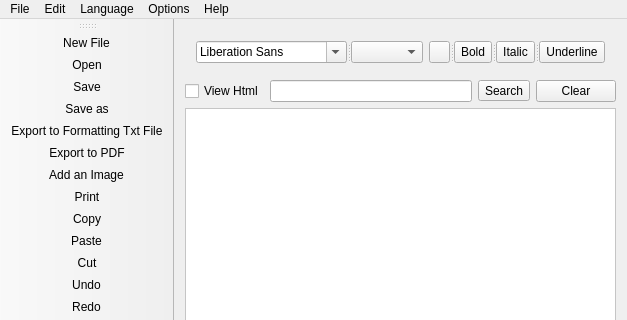
Old version of the form src/mainwindow.ui in the repository ZeroDot1/Clevit; both pictures show x 0 to 627 and y 0 to 320 of the 627 by 468 pixel window.
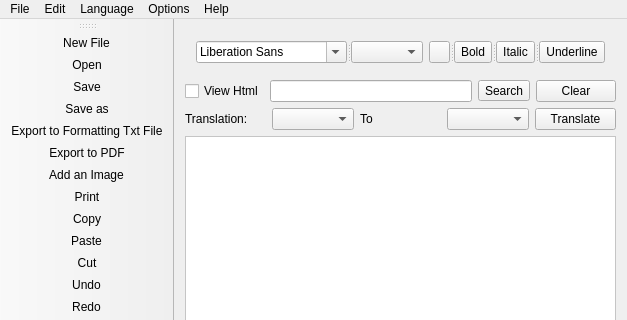
New version of the form. Icons and pictures are not drawn.

Commit message: * Added a  new feature! Translate option is now available(BETA)

```diff
--- a/src/mainwindow.ui
+++ b/src/mainwindow.ui
@@ -169,6 +169,37 @@
       </item>
      </layout>
     </item>
+    <item>
+     <layout class="QHBoxLayout" name="horizontalLayout_3">
+      <item>
+       <widget class="QLabel" name="label_2">
+        <property name="text">
+         <string>Translation:</string>
+        </property>
+       </widget>
+      </item>
+      <item>
+       <widget class="QComboBox" name="fromLangBox"/>
+      </item>
+      <item>
+       <widget class="QLabel" name="label">
+        <property name="text">
+         <string>To</string>
+        </property>
+       </widget>
+      </item>
+      <item>
+       <widget class="QComboBox" name="toLangBox"/>
+      </item>
+      <item>
+       <widget class="QPushButton" name="translateBtn">
+        <property name="text">
+         <string>Translate</string>
+        </property>
+       </widget>
+      </item>
+     </layout>
+    </item>
     <item>
      <widget class="QTextEdit" name="textEdit">
       <property name="styleSheet">
```
The commit also changes 5 other files.
